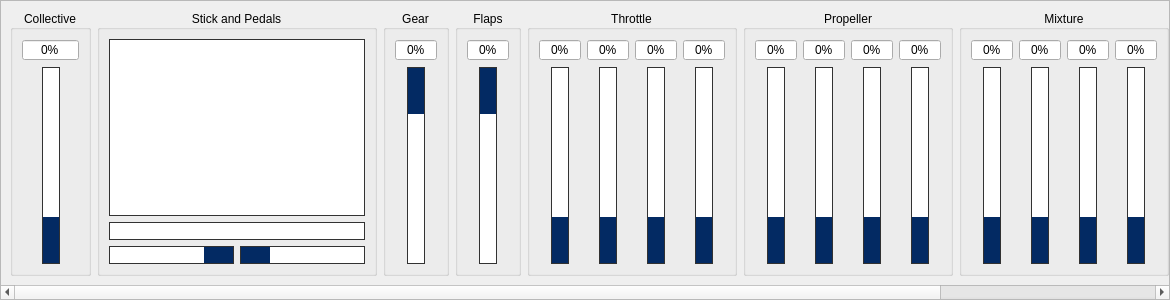
Before: the Qt Designer form src/gui/DockWidgetCtrl.ui in marek-cel/mscsim, drawn with Qt 5.
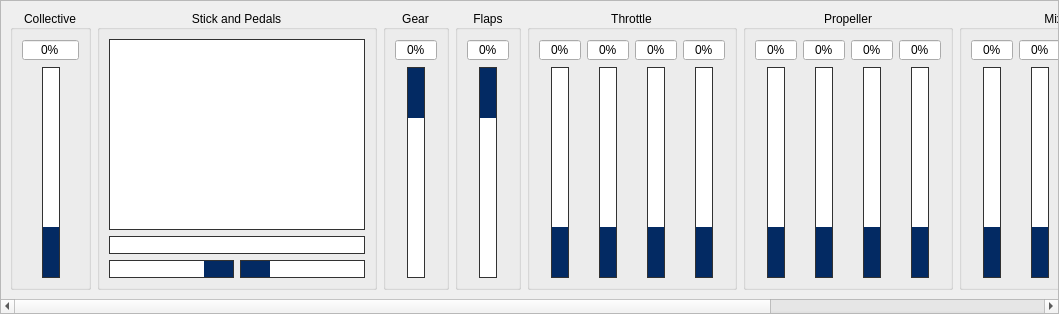
After: the same form once the commit is applied. Custom widgets are drawn as their Qt base class.

Patch:
```diff
--- a/src/gui/DockWidgetCtrl.ui
+++ b/src/gui/DockWidgetCtrl.ui
@@ -6,8 +6,8 @@
    <rect>
     <x>0</x>
     <y>0</y>
-    <width>1170</width>
-    <height>300</height>
+    <width>1059</width>
+    <height>314</height>
    </rect>
   </property>
   <property name="minimumSize">
@@ -63,438 +63,14 @@
       <widget class="QWidget" name="scrollAreaWidgetContents">
        <property name="geometry">
         <rect>
-         <x>-760</x>
+         <x>0</x>
          <y>0</y>
-         <width>1934</width>
-         <height>260</height>
+         <width>2040</width>
+         <height>274</height>
         </rect>
        </property>
        <layout class="QGridLayout" name="gridLayout_2">
-        <item row="0" column="1">
-         <widget class="QGroupBox" name="groupBoxStickPedals">
-          <property name="title">
-           <string>Stick and Pedals</string>
-          </property>
-          <property name="alignment">
-           <set>Qt::AlignCenter</set>
-          </property>
-          <property name="checkable">
-           <bool>false</bool>
-          </property>
-          <layout class="QGridLayout" name="gridLayout_3">
-           <item row="2" column="1">
-            <widget class="QProgressBar" name="barBrakeR">
-             <property name="enabled">
-              <bool>false</bool>
-             </property>
-             <property name="sizePolicy">
-              <sizepolicy hsizetype="Minimum" vsizetype="Fixed">
-               <horstretch>0</horstretch>
-               <verstretch>0</verstretch>
-              </sizepolicy>
-             </property>
-             <property name="maximumSize">
-              <size>
-               <width>16777215</width>
-               <height>18</height>
-              </size>
-             </property>
-             <property name="value">
-              <number>24</number>
-             </property>
-             <property name="textVisible">
-              <bool>false</bool>
-             </property>
-             <property name="format">
-              <string/>
-             </property>
-            </widget>
-           </item>
-           <item row="1" column="0" colspan="2">
-            <widget class="GraphicsPedals" name="graphicsCtrlPedals">
-             <property name="enabled">
-              <bool>false</bool>
-             </property>
-             <property name="sizePolicy">
-              <sizepolicy hsizetype="Minimum" vsizetype="Expanding">
-               <horstretch>0</horstretch>
-               <verstretch>0</verstretch>
-              </sizepolicy>
-             </property>
-             <property name="maximumSize">
-              <size>
-               <width>16777215</width>
-               <height>18</height>
-              </size>
-             </property>
-             <property name="frameShape">
-              <enum>QFrame::Box</enum>
-             </property>
-             <property name="frameShadow">
-              <enum>QFrame::Plain</enum>
-             </property>
-             <property name="verticalScrollBarPolicy">
-              <enum>Qt::ScrollBarAlwaysOff</enum>
-             </property>
-             <property name="horizontalScrollBarPolicy">
-              <enum>Qt::ScrollBarAlwaysOff</enum>
-             </property>
-             <property name="interactive">
-              <bool>false</bool>
-             </property>
-            </widget>
-           </item>
-           <item row="0" column="0" colspan="2">
-            <widget class="GraphicsStick" name="graphicsCtrlStick">
-             <property name="enabled">
-              <bool>false</bool>
-             </property>
-             <property name="sizePolicy">
-              <sizepolicy hsizetype="Minimum" vsizetype="Expanding">
-               <horstretch>0</horstretch>
-               <verstretch>0</verstretch>
-              </sizepolicy>
-             </property>
-             <property name="focusPolicy">
-              <enum>Qt::NoFocus</enum>
-             </property>
-             <property name="frameShape">
-              <enum>QFrame::Box</enum>
-             </property>
-             <property name="frameShadow">
-              <enum>QFrame::Plain</enum>
-             </property>
-             <property name="verticalScrollBarPolicy">
-              <enum>Qt::ScrollBarAlwaysOff</enum>
-             </property>
-             <property name="horizontalScrollBarPolicy">
-              <enum>Qt::ScrollBarAlwaysOff</enum>
-             </property>
-             <property name="interactive">
-              <bool>false</bool>
-             </property>
-            </widget>
-           </item>
-           <item row="2" column="0">
-            <widget class="QProgressBar" name="barBrakeL">
-             <property name="enabled">
-              <bool>false</bool>
-             </property>
-             <property name="sizePolicy">
-              <sizepolicy hsizetype="Minimum" vsizetype="Fixed">
-               <horstretch>0</horstretch>
-               <verstretch>0</verstretch>
-              </sizepolicy>
-             </property>
-             <property name="maximumSize">
-              <size>
-               <width>16777215</width>
-               <height>18</height>
-              </size>
-             </property>
-             <property name="value">
-              <number>24</number>
-             </property>
-             <property name="textVisible">
-              <bool>false</bool>
-             </property>
-             <property name="invertedAppearance">
-              <bool>true</bool>
-             </property>
-             <property name="format">
-              <string/>
-             </property>
-            </widget>
-           </item>
-          </layout>
-         </widget>
-        </item>
-        <item row="0" column="3">
-         <widget class="QGroupBox" name="groupBoxFlaps">
-          <property name="minimumSize">
-           <size>
-            <width>0</width>
-            <height>0</height>
-           </size>
-          </property>
-          <property name="title">
-           <string>Flaps</string>
-          </property>
-          <property name="alignment">
-           <set>Qt::AlignCenter</set>
-          </property>
-          <layout class="QGridLayout" name="gridLayout_13">
-           <item row="1" column="0">
-            <spacer name="spacerFlaps_L">
-             <property name="orientation">
-              <enum>Qt::Horizontal</enum>
-             </property>
-             <property name="sizeType">
-              <enum>QSizePolicy::Minimum</enum>
-             </property>
-             <property name="sizeHint" stdset="0">
-              <size>
-               <width>1</width>
-               <height>20</height>
-              </size>
-             </property>
-            </spacer>
-           </item>
-           <item row="1" column="1">
-            <widget class="QProgressBar" name="barFlaps">
-             <property name="maximumSize">
-              <size>
-               <width>18</width>
-               <height>16777215</height>
-              </size>
-             </property>
-             <property name="value">
-              <number>24</number>
-             </property>
-             <property name="textVisible">
-              <bool>false</bool>
-             </property>
-             <property name="orientation">
-              <enum>Qt::Vertical</enum>
-             </property>
-             <property name="invertedAppearance">
-              <bool>true</bool>
-             </property>
-             <property name="format">
-              <string/>
-             </property>
-            </widget>
-           </item>
-           <item row="1" column="2">
-            <spacer name="spacerFlaps_R">
-             <property name="orientation">
-              <enum>Qt::Horizontal</enum>
-             </property>
-             <property name="sizeType">
-              <enum>QSizePolicy::Minimum</enum>
-             </property>
-             <property name="sizeHint" stdset="0">
-              <size>
-               <width>1</width>
-               <height>20</height>
-              </size>
-             </property>
-            </spacer>
-           </item>
-           <item row="0" column="0" colspan="3">
-            <widget class="QSpinBox" name="spinBoxFlaps">
-             <property name="focusPolicy">
-              <enum>Qt::NoFocus</enum>
-             </property>
-             <property name="alignment">
-              <set>Qt::AlignCenter</set>
-             </property>
-             <property name="readOnly">
-              <bool>true</bool>
-             </property>
-             <property name="buttonSymbols">
-              <enum>QAbstractSpinBox::NoButtons</enum>
-             </property>
-             <property name="suffix">
-              <string>%</string>
-             </property>
-             <property name="maximum">
-              <number>100</number>
-             </property>
-            </widget>
-           </item>
-          </layout>
-         </widget>
-        </item>
-        <item row="0" column="10">
-         <widget class="QGroupBox" name="groupBoxSpoilers">
-          <property name="minimumSize">
-           <size>
-            <width>0</width>
-            <height>0</height>
-           </size>
-          </property>
-          <property name="title">
-           <string>Spoilers</string>
-          </property>
-          <property name="alignment">
-           <set>Qt::AlignCenter</set>
-          </property>
-          <layout class="QGridLayout" name="gridLayout_14">
-           <item row="1" column="1">
-            <widget class="QProgressBar" name="barSpoilers">
-             <property name="maximumSize">
-              <size>
-               <width>18</width>
-               <height>16777215</height>
-              </size>
-             </property>
-             <property name="value">
-              <number>24</number>
-             </property>
-             <property name="textVisible">
-              <bool>false</bool>
-             </property>
-             <property name="orientation">
-              <enum>Qt::Vertical</enum>
-             </property>
-             <property name="format">
-              <string/>
-             </property>
-            </widget>
-           </item>
-           <item row="1" column="0">
-            <spacer name="spacerSpoilers_L">
-             <property name="orientation">
-              <enum>Qt::Horizontal</enum>
-             </property>
-             <property name="sizeType">
-              <enum>QSizePolicy::Minimum</enum>
-             </property>
-             <property name="sizeHint" stdset="0">
-              <size>
-               <width>1</width>
-               <height>20</height>
-              </size>
-             </property>
-            </spacer>
-           </item>
-           <item row="1" column="2">
-            <spacer name="spacerSpoilers_R">
-             <property name="orientation">
-              <enum>Qt::Horizontal</enum>
-             </property>
-             <property name="sizeType">
-              <enum>QSizePolicy::Minimum</enum>
-             </property>
-             <property name="sizeHint" stdset="0">
-              <size>
-               <width>1</width>
-               <height>20</height>
-              </size>
-             </property>
-            </spacer>
-           </item>
-           <item row="0" column="0" colspan="3">
-            <widget class="QSpinBox" name="spinBoxSpoilers">
-             <property name="focusPolicy">
-              <enum>Qt::NoFocus</enum>
-             </property>
-             <property name="alignment">
-              <set>Qt::AlignCenter</set>
-             </property>
-             <property name="readOnly">
-              <bool>true</bool>
-             </property>
-             <property name="buttonSymbols">
-              <enum>QAbstractSpinBox::NoButtons</enum>
-             </property>
-             <property name="suffix">
-              <string>%</string>
-             </property>
-             <property name="maximum">
-              <number>100</number>
-             </property>
-            </widget>
-           </item>
-          </layout>
-         </widget>
-        </item>
-        <item row="0" column="9">
-         <widget class="QGroupBox" name="groupBoxAirbrake">
-          <property name="minimumSize">
-           <size>
-            <width>0</width>
-            <height>0</height>
-           </size>
-          </property>
-          <property name="title">
-           <string>Airbrake</string>
-          </property>
-          <property name="alignment">
-           <set>Qt::AlignCenter</set>
-          </property>
-          <layout class="QGridLayout" name="gridLayout_12">
-           <item row="1" column="0">
-            <spacer name="spacerAirbrake_L">
-             <property name="orientation">
-              <enum>Qt::Horizontal</enum>
-             </property>
-             <property name="sizeType">
-              <enum>QSizePolicy::Minimum</enum>
-             </property>
-             <property name="sizeHint" stdset="0">
-              <size>
-               <width>1</width>
-               <height>20</height>
-              </size>
-             </property>
-            </spacer>
-           </item>
-           <item row="1" column="1">
-            <widget class="QProgressBar" name="barAirbrake">
-             <property name="maximumSize">
-              <size>
-               <width>18</width>
-               <height>16777215</height>
-              </size>
-             </property>
-             <property name="value">
-              <number>24</number>
-             </property>
-             <property name="textVisible">
-              <bool>false</bool>
-             </property>
-             <property name="orientation">
-              <enum>Qt::Vertical</enum>
-             </property>
-             <property name="format">
-              <string/>
-             </property>
-            </widget>
-           </item>
-           <item row="1" column="2">
-            <spacer name="spacerAirbrake_R">
-             <property name="orientation">
-              <enum>Qt::Horizontal</enum>
-             </property>
-             <property name="sizeType">
-              <enum>QSizePolicy::Minimum</enum>
-             </property>
-             <property name="sizeHint" stdset="0">
-              <size>
-               <width>1</width>
-               <height>20</height>
-              </size>
-             </property>
-            </spacer>
-           </item>
-           <item row="0" column="0" colspan="3">
-            <widget class="QSpinBox" name="spinBoxAirbrake">
-             <property name="focusPolicy">
-              <enum>Qt::NoFocus</enum>
-             </property>
-             <property name="alignment">
-              <set>Qt::AlignCenter</set>
-             </property>
-             <property name="readOnly">
-              <bool>true</bool>
-             </property>
-             <property name="buttonSymbols">
-              <enum>QAbstractSpinBox::NoButtons</enum>
-             </property>
-             <property name="suffix">
-              <string>%</string>
-             </property>
-             <property name="maximum">
-              <number>100</number>
-             </property>
-            </widget>
-           </item>
-          </layout>
-         </widget>
-        </item>
-        <item row="0" column="16">
+        <item row="0" column="17">
          <spacer name="horizontalSpacer">
           <property name="orientation">
            <enum>Qt::Horizontal</enum>
@@ -504,13 +80,13 @@
           </property>
           <property name="sizeHint" stdset="0">
            <size>
-            <width>1000</width>
+            <width>40</width>
             <height>20</height>
            </size>
           </property>
          </spacer>
         </item>
-        <item row="0" column="4">
+        <item row="0" column="5">
          <widget class="QGroupBox" name="groupBoxThrottle">
           <property name="minimumSize">
            <size>
@@ -904,7 +480,152 @@
           </layout>
          </widget>
         </item>
-        <item row="0" column="5">
+        <item row="0" column="1">
+         <widget class="QGroupBox" name="groupBoxCollective">
+          <property name="minimumSize">
+           <size>
+            <width>0</width>
+            <height>0</height>
+           </size>
+          </property>
+          <property name="title">
+           <string>Collective</string>
+          </property>
+          <property name="alignment">
+           <set>Qt::AlignCenter</set>
+          </property>
+          <layout class="QGridLayout" name="gridLayout_5">
+           <item row="1" column="1">
+            <widget class="QProgressBar" name="barCollective">
+             <property name="maximumSize">
+              <size>
+               <width>18</width>
+               <height>16777215</height>
+              </size>
+             </property>
+             <property name="value">
+              <number>24</number>
+             </property>
+             <property name="textVisible">
+              <bool>false</bool>
+             </property>
+             <property name="orientation">
+              <enum>Qt::Vertical</enum>
+             </property>
+             <property name="format">
+              <string/>
+             </property>
+            </widget>
+           </item>
+           <item row="1" column="2">
+            <spacer name="spacerCollective_R">
+             <property name="orientation">
+              <enum>Qt::Horizontal</enum>
+             </property>
+             <property name="sizeType">
+              <enum>QSizePolicy::Minimum</enum>
+             </property>
+             <property name="sizeHint" stdset="0">
+              <size>
+               <width>1</width>
+               <height>20</height>
+              </size>
+             </property>
+            </spacer>
+           </item>
+           <item row="1" column="0">
+            <spacer name="spacerCollective_L">
+             <property name="orientation">
+              <enum>Qt::Horizontal</enum>
+             </property>
+             <property name="sizeType">
+              <enum>QSizePolicy::Minimum</enum>
+             </property>
+             <property name="sizeHint" stdset="0">
+              <size>
+               <width>1</width>
+               <height>20</height>
+              </size>
+             </property>
+            </spacer>
+           </item>
+           <item row="0" column="0" colspan="3">
+            <widget class="QSpinBox" name="spinBoxCollective">
+             <property name="focusPolicy">
+              <enum>Qt::NoFocus</enum>
+             </property>
+             <property name="alignment">
+              <set>Qt::AlignCenter</set>
+             </property>
+             <property name="readOnly">
+              <bool>true</bool>
+             </property>
+             <property name="buttonSymbols">
+              <enum>QAbstractSpinBox::NoButtons</enum>
+             </property>
+             <property name="suffix">
+              <string>%</string>
+             </property>
+             <property name="maximum">
+              <number>100</number>
+             </property>
+            </widget>
+           </item>
+          </layout>
+         </widget>
+        </item>
+        <item row="0" column="16">
+         <widget class="QWidget" name="widget" native="true">
+          <property name="minimumSize">
+           <size>
+            <width>0</width>
+            <height>0</height>
+           </size>
+          </property>
+          <layout class="QGridLayout" name="gridLayout_24">
+           <item row="0" column="0">
+            <widget class="QPushButton" name="pushButtonNWS">
+             <property name="text">
+              <string>NW Steering</string>
+             </property>
+             <property name="checkable">
+              <bool>true</bool>
+             </property>
+             <property name="checked">
+              <bool>true</bool>
+             </property>
+            </widget>
+           </item>
+           <item row="1" column="0">
+            <widget class="QPushButton" name="pushButtonABS">
+             <property name="text">
+              <string>Antiskid</string>
+             </property>
+             <property name="checkable">
+              <bool>true</bool>
+             </property>
+             <property name="checked">
+              <bool>true</bool>
+             </property>
+            </widget>
+           </item>
+           <item row="2" column="0">
+            <spacer name="verticalSpacer">
+             <property name="orientation">
+              <enum>Qt::Vertical</enum>
+             </property>
+             <property name="sizeHint" stdset="0">
+              <size>
+               <width>20</width>
+               <height>131</height>
+              </size>
+             </property>
+            </spacer>
+           </item>
+          </layout>
+         </widget>
+        </item>
+        <item row="0" column="6">
          <widget class="QGroupBox" name="groupBoxPropeller">
           <property name="minimumSize">
            <size>
@@ -1298,101 +1019,7 @@
           </layout>
          </widget>
         </item>
-        <item row="0" column="0">
-         <widget class="QGroupBox" name="groupBoxCollective">
-          <property name="minimumSize">
-           <size>
-            <width>0</width>
-            <height>0</height>
-           </size>
-          </property>
-          <property name="title">
-           <string>Collective</string>
-          </property>
-          <property name="alignment">
-           <set>Qt::AlignCenter</set>
-          </property>
-          <layout class="QGridLayout" name="gridLayout_5">
-           <item row="1" column="1">
-            <widget class="QProgressBar" name="barCollective">
-             <property name="maximumSize">
-              <size>
-               <width>18</width>
-               <height>16777215</height>
-              </size>
-             </property>
-             <property name="value">
-              <number>24</number>
-             </property>
-             <property name="textVisible">
-              <bool>false</bool>
-             </property>
-             <property name="orientation">
-              <enum>Qt::Vertical</enum>
-             </property>
-             <property name="format">
-              <string/>
-             </property>
-            </widget>
-           </item>
-           <item row="1" column="2">
-            <spacer name="spacerCollective_R">
-             <property name="orientation">
-              <enum>Qt::Horizontal</enum>
-             </property>
-             <property name="sizeType">
-              <enum>QSizePolicy::Minimum</enum>
-             </property>
-             <property name="sizeHint" stdset="0">
-              <size>
-               <width>1</width>
-               <height>20</height>
-              </size>
-             </property>
-            </spacer>
-           </item>
-           <item row="1" column="0">
-            <spacer name="spacerCollective_L">
-             <property name="orientation">
-              <enum>Qt::Horizontal</enum>
-             </property>
-             <property name="sizeType">
-              <enum>QSizePolicy::Minimum</enum>
-             </property>
-             <property name="sizeHint" stdset="0">
-              <size>
-               <width>1</width>
-               <height>20</height>
-              </size>
-             </property>
-            </spacer>
-           </item>
-           <item row="0" column="0" colspan="3">
-            <widget class="QSpinBox" name="spinBoxCollective">
-             <property name="focusPolicy">
-              <enum>Qt::NoFocus</enum>
-             </property>
-             <property name="alignment">
-              <set>Qt::AlignCenter</set>
-             </property>
-             <property name="readOnly">
-              <bool>true</bool>
-             </property>
-             <property name="buttonSymbols">
-              <enum>QAbstractSpinBox::NoButtons</enum>
-             </property>
-             <property name="suffix">
-              <string>%</string>
-             </property>
-             <property name="maximum">
-              <number>100</number>
-             </property>
-            </widget>
-           </item>
-          </layout>
-         </widget>
-        </item>
-        <item row="0" column="6">
+        <item row="0" column="7">
          <widget class="QGroupBox" name="groupBoxMixture">
           <property name="minimumSize">
            <size>
@@ -1786,7 +1413,337 @@
           </layout>
          </widget>
         </item>
+        <item row="0" column="4">
+         <widget class="QGroupBox" name="groupBoxFlaps">
+          <property name="minimumSize">
+           <size>
+            <width>0</width>
+            <height>0</height>
+           </size>
+          </property>
+          <property name="title">
+           <string>Flaps</string>
+          </property>
+          <property name="alignment">
+           <set>Qt::AlignCenter</set>
+          </property>
+          <layout class="QGridLayout" name="gridLayout_13">
+           <item row="1" column="0">
+            <spacer name="spacerFlaps_L">
+             <property name="orientation">
+              <enum>Qt::Horizontal</enum>
+             </property>
+             <property name="sizeType">
+              <enum>QSizePolicy::Minimum</enum>
+             </property>
+             <property name="sizeHint" stdset="0">
+              <size>
+               <width>1</width>
+               <height>20</height>
+              </size>
+             </property>
+            </spacer>
+           </item>
+           <item row="1" column="1">
+            <widget class="QProgressBar" name="barFlaps">
+             <property name="maximumSize">
+              <size>
+               <width>18</width>
+               <height>16777215</height>
+              </size>
+             </property>
+             <property name="value">
+              <number>24</number>
+             </property>
+             <property name="textVisible">
+              <bool>false</bool>
+             </property>
+             <property name="orientation">
+              <enum>Qt::Vertical</enum>
+             </property>
+             <property name="invertedAppearance">
+              <bool>true</bool>
+             </property>
+             <property name="format">
+              <string/>
+             </property>
+            </widget>
+           </item>
+           <item row="1" column="2">
+            <spacer name="spacerFlaps_R">
+             <property name="orientation">
+              <enum>Qt::Horizontal</enum>
+             </property>
+             <property name="sizeType">
+              <enum>QSizePolicy::Minimum</enum>
+             </property>
+             <property name="sizeHint" stdset="0">
+              <size>
+               <width>1</width>
+               <height>20</height>
+              </size>
+             </property>
+            </spacer>
+           </item>
+           <item row="0" column="0" colspan="3">
+            <widget class="QSpinBox" name="spinBoxFlaps">
+             <property name="focusPolicy">
+              <enum>Qt::NoFocus</enum>
+             </property>
+             <property name="alignment">
+              <set>Qt::AlignCenter</set>
+             </property>
+             <property name="readOnly">
+              <bool>true</bool>
+             </property>
+             <property name="buttonSymbols">
+              <enum>QAbstractSpinBox::NoButtons</enum>
+             </property>
+             <property name="suffix">
+              <string>%</string>
+             </property>
+             <property name="maximum">
+              <number>100</number>
+             </property>
+            </widget>
+           </item>
+          </layout>
+         </widget>
+        </item>
+        <item row="0" column="10">
+         <widget class="QGroupBox" name="groupBoxAirbrake">
+          <property name="minimumSize">
+           <size>
+            <width>0</width>
+            <height>0</height>
+           </size>
+          </property>
+          <property name="title">
+           <string>Airbrake</string>
+          </property>
+          <property name="alignment">
+           <set>Qt::AlignCenter</set>
+          </property>
+          <layout class="QGridLayout" name="gridLayout_12">
+           <item row="1" column="0">
+            <spacer name="spacerAirbrake_L">
+             <property name="orientation">
+              <enum>Qt::Horizontal</enum>
+             </property>
+             <property name="sizeType">
+              <enum>QSizePolicy::Minimum</enum>
+             </property>
+             <property name="sizeHint" stdset="0">
+              <size>
+               <width>1</width>
+               <height>20</height>
+              </size>
+             </property>
+            </spacer>
+           </item>
+           <item row="1" column="1">
+            <widget class="QProgressBar" name="barAirbrake">
+             <property name="maximumSize">
+              <size>
+               <width>18</width>
+               <height>16777215</height>
+              </size>
+             </property>
+             <property name="value">
+              <number>24</number>
+             </property>
+             <property name="textVisible">
+              <bool>false</bool>
+             </property>
+             <property name="orientation">
+              <enum>Qt::Vertical</enum>
+             </property>
+             <property name="format">
+              <string/>
+             </property>
+            </widget>
+           </item>
+           <item row="1" column="2">
+            <spacer name="spacerAirbrake_R">
+             <property name="orientation">
+              <enum>Qt::Horizontal</enum>
+             </property>
+             <property name="sizeType">
+              <enum>QSizePolicy::Minimum</enum>
+             </property>
+             <property name="sizeHint" stdset="0">
+              <size>
+               <width>1</width>
+               <height>20</height>
+              </size>
+             </property>
+            </spacer>
+           </item>
+           <item row="0" column="0" colspan="3">
+            <widget class="QSpinBox" name="spinBoxAirbrake">
+             <property name="focusPolicy">
+              <enum>Qt::NoFocus</enum>
+             </property>
+             <property name="alignment">
+              <set>Qt::AlignCenter</set>
+             </property>
+             <property name="readOnly">
+              <bool>true</bool>
+             </property>
+             <property name="buttonSymbols">
+              <enum>QAbstractSpinBox::NoButtons</enum>
+             </property>
+             <property name="suffix">
+              <string>%</string>
+             </property>
+             <property name="maximum">
+              <number>100</number>
+             </property>
+            </widget>
+           </item>
+          </layout>
+         </widget>
+        </item>
         <item row="0" column="2">
+         <widget class="QGroupBox" name="groupBoxStickPedals">
+          <property name="title">
+           <string>Stick and Pedals</string>
+          </property>
+          <property name="alignment">
+           <set>Qt::AlignCenter</set>
+          </property>
+          <property name="checkable">
+           <bool>false</bool>
+          </property>
+          <layout class="QGridLayout" name="gridLayout_3">
+           <item row="2" column="1">
+            <widget class="QProgressBar" name="barBrakeR">
+             <property name="enabled">
+              <bool>false</bool>
+             </property>
+             <property name="sizePolicy">
+              <sizepolicy hsizetype="Minimum" vsizetype="Fixed">
+               <horstretch>0</horstretch>
+               <verstretch>0</verstretch>
+              </sizepolicy>
+             </property>
+             <property name="maximumSize">
+              <size>
+               <width>16777215</width>
+               <height>18</height>
+              </size>
+             </property>
+             <property name="value">
+              <number>24</number>
+             </property>
+             <property name="textVisible">
+              <bool>false</bool>
+             </property>
+             <property name="format">
+              <string/>
+             </property>
+            </widget>
+           </item>
+           <item row="1" column="0" colspan="2">
+            <widget class="GraphicsPedals" name="graphicsCtrlPedals">
+             <property name="enabled">
+              <bool>false</bool>
+             </property>
+             <property name="sizePolicy">
+              <sizepolicy hsizetype="Minimum" vsizetype="Expanding">
+               <horstretch>0</horstretch>
+               <verstretch>0</verstretch>
+              </sizepolicy>
+             </property>
+             <property name="maximumSize">
+              <size>
+               <width>16777215</width>
+               <height>18</height>
+              </size>
+             </property>
+             <property name="frameShape">
+              <enum>QFrame::Box</enum>
+             </property>
+             <property name="frameShadow">
+              <enum>QFrame::Plain</enum>
+             </property>
+             <property name="verticalScrollBarPolicy">
+              <enum>Qt::ScrollBarAlwaysOff</enum>
+             </property>
+             <property name="horizontalScrollBarPolicy">
+              <enum>Qt::ScrollBarAlwaysOff</enum>
+             </property>
+             <property name="interactive">
+              <bool>false</bool>
+             </property>
+            </widget>
+           </item>
+           <item row="0" column="0" colspan="2">
+            <widget class="GraphicsStick" name="graphicsCtrlStick">
+             <property name="enabled">
+              <bool>false</bool>
+             </property>
+             <property name="sizePolicy">
+              <sizepolicy hsizetype="Minimum" vsizetype="Expanding">
+               <horstretch>0</horstretch>
+               <verstretch>0</verstretch>
+              </sizepolicy>
+             </property>
+             <property name="focusPolicy">
+              <enum>Qt::NoFocus</enum>
+             </property>
+             <property name="frameShape">
+              <enum>QFrame::Box</enum>
+             </property>
+             <property name="frameShadow">
+              <enum>QFrame::Plain</enum>
+             </property>
+             <property name="verticalScrollBarPolicy">
+              <enum>Qt::ScrollBarAlwaysOff</enum>
+             </property>
+             <property name="horizontalScrollBarPolicy">
+              <enum>Qt::ScrollBarAlwaysOff</enum>
+             </property>
+             <property name="interactive">
+              <bool>false</bool>
+             </property>
+            </widget>
+           </item>
+           <item row="2" column="0">
+            <widget class="QProgressBar" name="barBrakeL">
+             <property name="enabled">
+              <bool>false</bool>
+             </property>
+             <property name="sizePolicy">
+              <sizepolicy hsizetype="Minimum" vsizetype="Fixed">
+               <horstretch>0</horstretch>
+               <verstretch>0</verstretch>
+              </sizepolicy>
+             </property>
+             <property name="maximumSize">
+              <size>
+               <width>16777215</width>
+               <height>18</height>
+              </size>
+             </property>
+             <property name="value">
+              <number>24</number>
+             </property>
+             <property name="textVisible">
+              <bool>false</bool>
+             </property>
+             <property name="invertedAppearance">
+              <bool>true</bool>
+             </property>
+             <property name="format">
+              <string/>
+             </property>
+            </widget>
+           </item>
+          </layout>
+         </widget>
+        </item>
+        <item row="0" column="3">
          <widget class="QGroupBox" name="groupBoxGear">
           <property name="minimumSize">
            <size>
@@ -1883,57 +1840,113 @@
           </layout>
          </widget>
         </item>
-        <item row="0" column="15">
-         <widget class="QWidget" name="widget" native="true">
+        <item row="0" column="11">
+         <widget class="QGroupBox" name="groupBoxSpoilers">
           <property name="minimumSize">
            <size>
             <width>0</width>
             <height>0</height>
            </size>
           </property>
-          <layout class="QGridLayout" name="gridLayout_24">
-           <item row="0" column="0">
-            <widget class="QPushButton" name="pushButtonNWS">
-             <property name="text">
-              <string>NW Steering</string>
+          <property name="title">
+           <string>Spoilers</string>
+          </property>
+          <property name="alignment">
+           <set>Qt::AlignCenter</set>
+          </property>
+          <layout class="QGridLayout" name="gridLayout_14">
+           <item row="1" column="1">
+            <widget class="QProgressBar" name="barSpoilers">
+             <property name="maximumSize">
+              <size>
+               <width>18</width>
+               <height>16777215</height>
+              </size>
              </property>
-             <property name="checkable">
-              <bool>true</bool>
+             <property name="value">
+              <number>24</number>
              </property>
-             <property name="checked">
-              <bool>true</bool>
+             <property name="textVisible">
+              <bool>false</bool>
              </property>
-            </widget>
-           </item>
-           <item row="1" column="0">
-            <widget class="QPushButton" name="pushButtonABS">
-             <property name="text">
-              <string>Antiskid</string>
-             </property>
-             <property name="checkable">
-              <bool>true</bool>
-             </property>
-             <property name="checked">
-              <bool>true</bool>
-             </property>
-            </widget>
-           </item>
-           <item row="2" column="0">
-            <spacer name="verticalSpacer">
              <property name="orientation">
               <enum>Qt::Vertical</enum>
              </property>
+             <property name="format">
+              <string/>
+             </property>
+            </widget>
+           </item>
+           <item row="1" column="0">
+            <spacer name="spacerSpoilers_L">
+             <property name="orientation">
+              <enum>Qt::Horizontal</enum>
+             </property>
+             <property name="sizeType">
+              <enum>QSizePolicy::Minimum</enum>
+             </property>
              <property name="sizeHint" stdset="0">
               <size>
-               <width>20</width>
-               <height>131</height>
+               <width>1</width>
+               <height>20</height>
               </size>
              </property>
             </spacer>
            </item>
+           <item row="1" column="2">
+            <spacer name="spacerSpoilers_R">
+             <property name="orientation">
+              <enum>Qt::Horizontal</enum>
+             </property>
+             <property name="sizeType">
+              <enum>QSizePolicy::Minimum</enum>
+             </property>
+             <property name="sizeHint" stdset="0">
+              <size>
+               <width>1</width>
+               <height>20</height>
+              </size>
+             </property>
+            </spacer>
+           </item>
+           <item row="0" column="0" colspan="3">
+            <widget class="QSpinBox" name="spinBoxSpoilers">
+             <property name="focusPolicy">
+              <enum>Qt::NoFocus</enum>
+             </property>
+             <property name="alignment">
+              <set>Qt::AlignCenter</set>
+             </property>
+             <property name="readOnly">
+              <bool>true</bool>
+             </property>
+             <property name="buttonSymbols">
+              <enum>QAbstractSpinBox::NoButtons</enum>
+             </property>
+             <property name="suffix">
+              <string>%</string>
+             </property>
+             <property name="maximum">
+              <number>100</number>
+             </property>
+            </widget>
+           </item>
           </layout>
          </widget>
         </item>
+        <item row="0" column="0">
+         <spacer name="horizontalSpacer_2">
+          <property name="orientation">
+           <enum>Qt::Horizontal</enum>
+          </property>
+          <property name="sizeHint" stdset="0">
+           <size>
+            <width>40</width>
+            <height>20</height>
+           </size>
+          </property>
+         </spacer>
+        </item>
        </layout>
       </widget>
      </widget>
```
